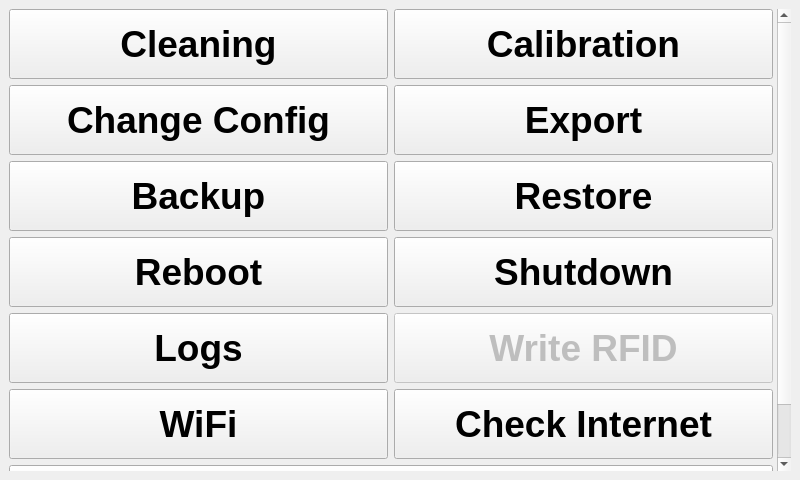
Qt form src/ui_elements/optionwindow.ui (AndreWohnsland/CocktailBerry) before a commit.
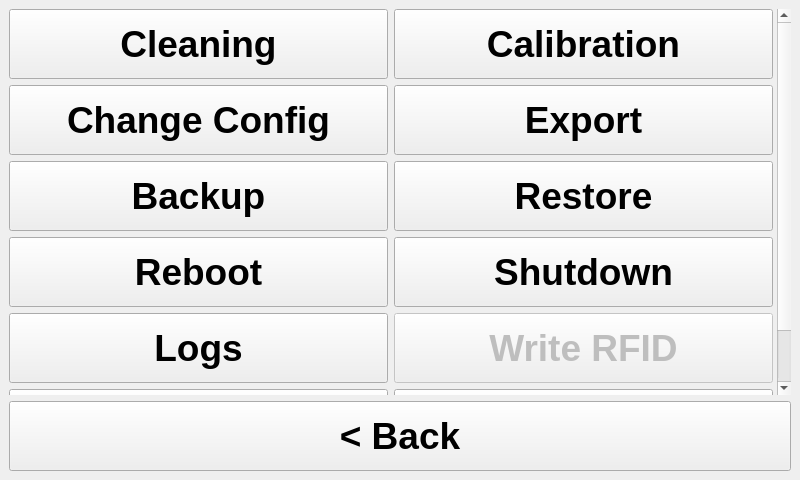
The same form after that commit.

Commit message: Move back button out of scroll area

```diff
--- a/src/ui_elements/optionwindow.ui
+++ b/src/ui_elements/optionwindow.ui
@@ -57,9 +57,9 @@
        <property name="geometry">
         <rect>
          <x>0</x>
-         <y>-66</y>
+         <y>0</y>
          <width>765</width>
-         <height>528</height>
+         <height>452</height>
         </rect>
        </property>
        <layout class="QVBoxLayout" name="verticalLayout_3">
@@ -311,35 +311,6 @@
             </property>
            </widget>
           </item>
-          <item row="6" column="0" colspan="2">
-           <widget class="QPushButton" name="button_back">
-            <property name="minimumSize">
-             <size>
-              <width>0</width>
-              <height>70</height>
-             </size>
-            </property>
-            <property name="maximumSize">
-             <size>
-              <width>5000</width>
-              <height>300</height>
-             </size>
-            </property>
-            <property name="font">
-             <font>
-              <pointsize>28</pointsize>
-              <weight>75</weight>
-              <bold>true</bold>
-             </font>
-            </property>
-            <property name="text">
-             <string>&lt; Back</string>
-            </property>
-            <property name="cssClass" stdset="0">
-             <string>btn-inverted</string>
-            </property>
-           </widget>
-          </item>
           <item row="4" column="1">
            <widget class="QPushButton" name="button_rfid">
             <property name="enabled">
@@ -427,6 +398,35 @@
       </widget>
      </widget>
     </item>
+    <item row="5" column="0">
+     <widget class="QPushButton" name="button_back">
+      <property name="minimumSize">
+       <size>
+        <width>0</width>
+        <height>70</height>
+       </size>
+      </property>
+      <property name="maximumSize">
+       <size>
+        <width>5000</width>
+        <height>300</height>
+       </size>
+      </property>
+      <property name="font">
+       <font>
+        <pointsize>28</pointsize>
+        <weight>75</weight>
+        <bold>true</bold>
+       </font>
+      </property>
+      <property name="text">
+       <string>&lt; Back</string>
+      </property>
+      <property name="cssClass" stdset="0">
+       <string>btn-inverted</string>
+      </property>
+     </widget>
+    </item>
    </layout>
   </widget>
  </widget>
```
The commit also changes 1 other file.
